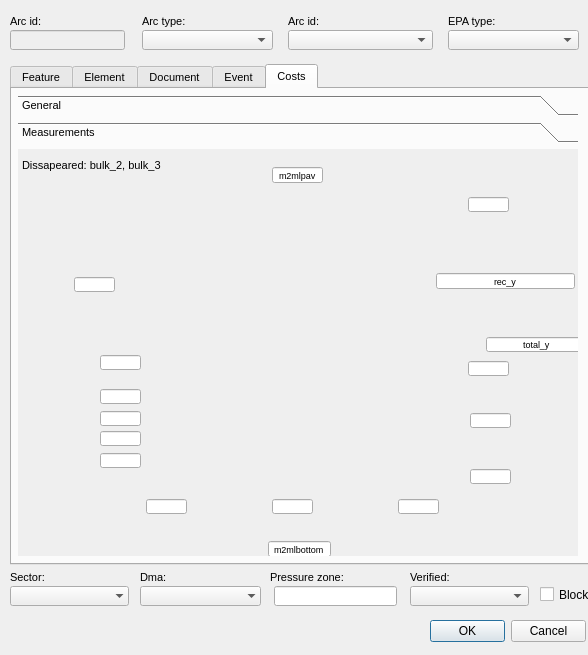
Before: the Qt Designer form ui/ws_man_arc.ui in Giswater/giswater_qgis_plugin, drawn with Qt 5.
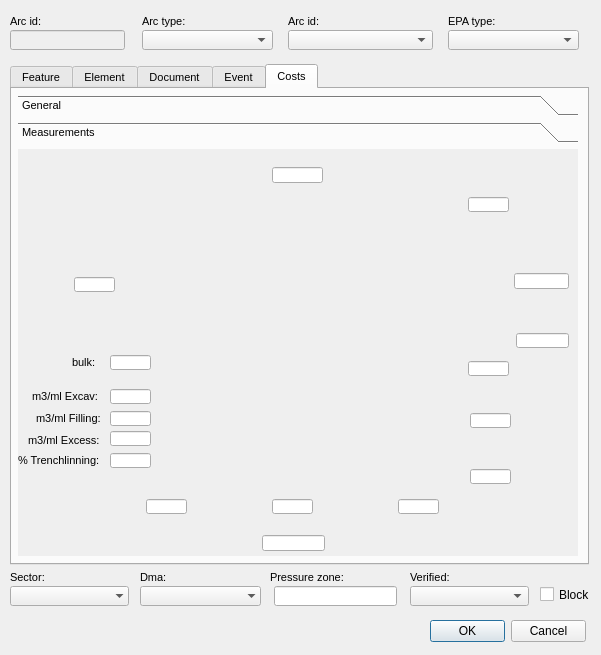
After: the same form once the commit is applied. The open tabs and pages were chosen to show the change.

Patch:
```diff
--- a/ui/ws_man_arc.ui
+++ b/ui/ws_man_arc.ui
@@ -6,7 +6,7 @@
    <rect>
     <x>0</x>
     <y>0</y>
-    <width>588</width>
+    <width>601</width>
     <height>655</height>
    </rect>
   </property>
@@ -3547,7 +3547,7 @@
       <widget class="QLineEdit" name="m2mltrenchl_2">
        <property name="geometry">
         <rect>
-         <x>82</x>
+         <x>92</x>
          <y>304</y>
          <width>41</width>
          <height>15</height>
@@ -3621,9 +3621,9 @@
       <widget class="QLineEdit" name="total_y">
        <property name="geometry">
         <rect>
-         <x>468</x>
-         <y>188</y>
-         <width>101</width>
+         <x>498</x>
+         <y>184</y>
+         <width>53</width>
          <height>15</height>
         </rect>
        </property>
@@ -3640,7 +3640,7 @@
         <string/>
        </property>
        <property name="text">
-        <string>total_y</string>
+        <string/>
        </property>
        <property name="frame">
         <bool>true</bool>
@@ -3695,8 +3695,8 @@
       <widget class="QLineEdit" name="m2mlbottom_2">
        <property name="geometry">
         <rect>
-         <x>250</x>
-         <y>392</y>
+         <x>244</x>
+         <y>386</y>
          <width>63</width>
          <height>16</height>
         </rect>
@@ -3714,7 +3714,7 @@
         <string/>
        </property>
        <property name="text">
-        <string>m2mlbottom</string>
+        <string/>
        </property>
        <property name="frame">
         <bool>true</bool>
@@ -3954,7 +3954,7 @@
       <widget class="QLineEdit" name="m3mlexcess_2">
        <property name="geometry">
         <rect>
-         <x>82</x>
+         <x>92</x>
          <y>282</y>
          <width>41</width>
          <height>15</height>
@@ -3991,7 +3991,7 @@
       <widget class="QLineEdit" name="m3mlfill_2">
        <property name="geometry">
         <rect>
-         <x>82</x>
+         <x>92</x>
          <y>262</y>
          <width>41</width>
          <height>15</height>
@@ -4028,7 +4028,7 @@
       <widget class="QLineEdit" name="m3mlexc_2">
        <property name="geometry">
         <rect>
-         <x>82</x>
+         <x>92</x>
          <y>240</y>
          <width>41</width>
          <height>15</height>
@@ -4065,7 +4065,7 @@
       <widget class="QLineEdit" name="bulk">
        <property name="geometry">
         <rect>
-         <x>82</x>
+         <x>92</x>
          <y>206</y>
          <width>41</width>
          <height>15</height>
@@ -4102,9 +4102,9 @@
       <widget class="QLineEdit" name="rec_y">
        <property name="geometry">
         <rect>
-         <x>418</x>
+         <x>496</x>
          <y>124</y>
-         <width>139</width>
+         <width>55</width>
          <height>16</height>
         </rect>
        </property>
@@ -4121,7 +4121,7 @@
         <string/>
        </property>
        <property name="text">
-        <string>rec_y</string>
+        <string/>
        </property>
        <property name="frame">
         <bool>true</bool>
@@ -4136,39 +4136,6 @@
         <set>Qt::AlignCenter</set>
        </property>
       </widget>
-      <widget class="QLabel" name="label_date_event_to_2">
-       <property name="geometry">
-        <rect>
-         <x>4</x>
-         <y>0</y>
-         <width>157</width>
-         <height>33</height>
-        </rect>
-       </property>
-       <property name="font">
-        <font>
-         <pointsize>8</pointsize>
-        </font>
-       </property>
-       <property name="frameShape">
-        <enum>QFrame::NoFrame</enum>
-       </property>
-       <property name="frameShadow">
-        <enum>QFrame::Raised</enum>
-       </property>
-       <property name="text">
-        <string>Dissapeared: bulk_2, bulk_3</string>
-       </property>
-       <property name="textFormat">
-        <enum>Qt::AutoText</enum>
-       </property>
-       <property name="scaledContents">
-        <bool>false</bool>
-       </property>
-       <property name="margin">
-        <number>3</number>
-       </property>
-      </widget>
       <widget class="QLineEdit" name="m2mlpav">
        <property name="geometry">
         <rect>
@@ -4191,7 +4158,7 @@
         <string/>
        </property>
        <property name="text">
-        <string>m2mlpav</string>
+        <string/>
        </property>
        <property name="frame">
         <bool>true</bool>
@@ -4206,6 +4173,171 @@
         <set>Qt::AlignCenter</set>
        </property>
       </widget>
+      <widget class="QLabel" name="label_date_event_to_2">
+       <property name="geometry">
+        <rect>
+         <x>0</x>
+         <y>300</y>
+         <width>87</width>
+         <height>22</height>
+        </rect>
+       </property>
+       <property name="font">
+        <font>
+         <pointsize>8</pointsize>
+        </font>
+       </property>
+       <property name="frameShape">
+        <enum>QFrame::NoFrame</enum>
+       </property>
+       <property name="frameShadow">
+        <enum>QFrame::Raised</enum>
+       </property>
+       <property name="text">
+        <string>% Trenchlinning:</string>
+       </property>
+       <property name="textFormat">
+        <enum>Qt::AutoText</enum>
+       </property>
+       <property name="scaledContents">
+        <bool>false</bool>
+       </property>
+       <property name="margin">
+        <number>3</number>
+       </property>
+      </widget>
+      <widget class="QLabel" name="label_date_event_to_3">
+       <property name="geometry">
+        <rect>
+         <x>10</x>
+         <y>280</y>
+         <width>73</width>
+         <height>22</height>
+        </rect>
+       </property>
+       <property name="font">
+        <font>
+         <pointsize>8</pointsize>
+        </font>
+       </property>
+       <property name="frameShape">
+        <enum>QFrame::NoFrame</enum>
+       </property>
+       <property name="frameShadow">
+        <enum>QFrame::Raised</enum>
+       </property>
+       <property name="text">
+        <string>m3/ml Excess:</string>
+       </property>
+       <property name="textFormat">
+        <enum>Qt::AutoText</enum>
+       </property>
+       <property name="scaledContents">
+        <bool>false</bool>
+       </property>
+       <property name="margin">
+        <number>3</number>
+       </property>
+      </widget>
+      <widget class="QLabel" name="label_date_event_to_4">
+       <property name="geometry">
+        <rect>
+         <x>18</x>
+         <y>258</y>
+         <width>73</width>
+         <height>22</height>
+        </rect>
+       </property>
+       <property name="font">
+        <font>
+         <pointsize>8</pointsize>
+        </font>
+       </property>
+       <property name="frameShape">
+        <enum>QFrame::NoFrame</enum>
+       </property>
+       <property name="frameShadow">
+        <enum>QFrame::Raised</enum>
+       </property>
+       <property name="text">
+        <string>m3/ml Filling:</string>
+       </property>
+       <property name="textFormat">
+        <enum>Qt::AutoText</enum>
+       </property>
+       <property name="scaledContents">
+        <bool>false</bool>
+       </property>
+       <property name="margin">
+        <number>3</number>
+       </property>
+      </widget>
+      <widget class="QLabel" name="label_date_event_to_5">
+       <property name="geometry">
+        <rect>
+         <x>14</x>
+         <y>236</y>
+         <width>73</width>
+         <height>22</height>
+        </rect>
+       </property>
+       <property name="font">
+        <font>
+         <pointsize>8</pointsize>
+        </font>
+       </property>
+       <property name="frameShape">
+        <enum>QFrame::NoFrame</enum>
+       </property>
+       <property name="frameShadow">
+        <enum>QFrame::Raised</enum>
+       </property>
+       <property name="text">
+        <string>m3/ml Excav:</string>
+       </property>
+       <property name="textFormat">
+        <enum>Qt::AutoText</enum>
+       </property>
+       <property name="scaledContents">
+        <bool>false</bool>
+       </property>
+       <property name="margin">
+        <number>3</number>
+       </property>
+      </widget>
+      <widget class="QLabel" name="label_date_event_to_6">
+       <property name="geometry">
+        <rect>
+         <x>54</x>
+         <y>202</y>
+         <width>39</width>
+         <height>22</height>
+        </rect>
+       </property>
+       <property name="font">
+        <font>
+         <pointsize>8</pointsize>
+        </font>
+       </property>
+       <property name="frameShape">
+        <enum>QFrame::NoFrame</enum>
+       </property>
+       <property name="frameShadow">
+        <enum>QFrame::Raised</enum>
+       </property>
+       <property name="text">
+        <string>bulk:</string>
+       </property>
+       <property name="textFormat">
+        <enum>Qt::AutoText</enum>
+       </property>
+       <property name="scaledContents">
+        <bool>false</bool>
+       </property>
+       <property name="margin">
+        <number>3</number>
+       </property>
+      </widget>
      </widget>
     </widget>
    </widget>
```
Left out of the diff: 14 changed lines with no effect on the pictures.
